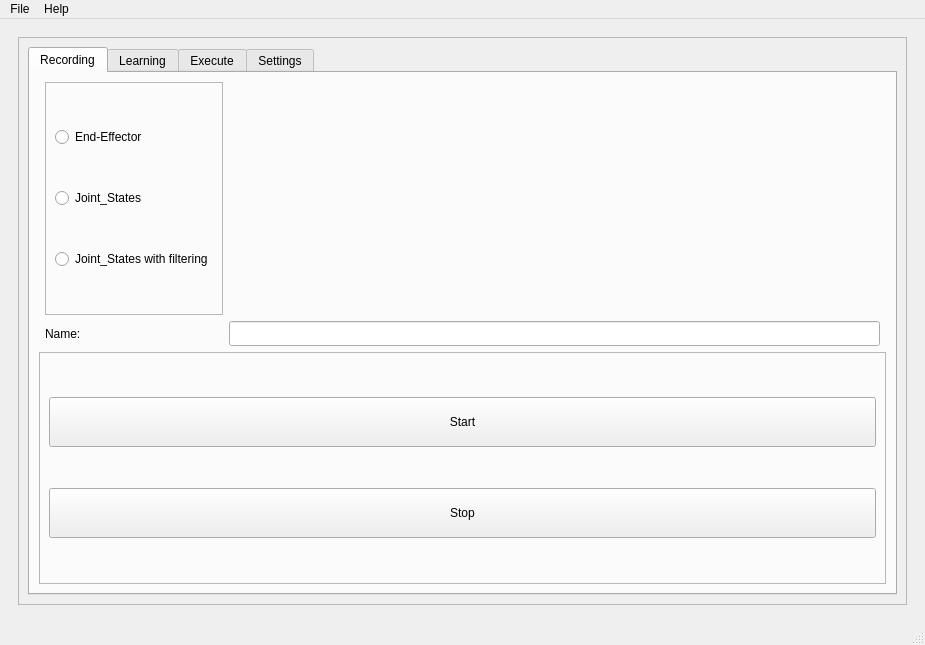
The window that script/ui_dmp.ui (eriksenroy/roy_dmp) describes before a commit, drawn with Qt 5.
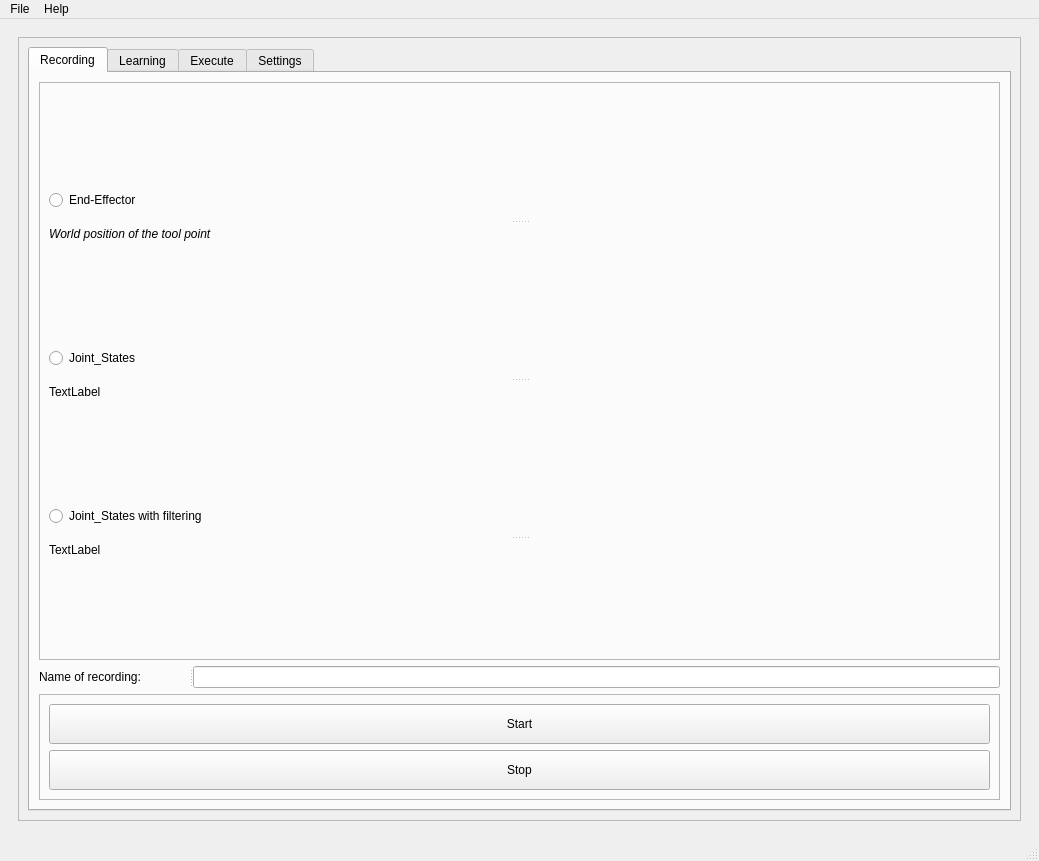
The same window after the commit. The open tabs and pages were chosen to show the change.

The edit to the form file:
```diff
--- a/script/ui_dmp.ui
+++ b/script/ui_dmp.ui
@@ -6,8 +6,8 @@
    <rect>
     <x>0</x>
     <y>0</y>
-    <width>925</width>
-    <height>645</height>
+    <width>1039</width>
+    <height>861</height>
    </rect>
   </property>
   <property name="windowTitle">
@@ -39,6 +39,12 @@
           <layout class="QGridLayout" name="gridLayout">
            <item row="0" column="0">
             <widget class="QTextEdit" name="textEdit">
+             <property name="font">
+              <font>
+               <weight>50</weight>
+               <bold>false</bold>
+              </font>
+             </property>
              <property name="readOnly">
               <bool>true</bool>
              </property>
@@ -71,8 +77,8 @@
           <property name="frameShadow">
            <enum>QFrame::Raised</enum>
           </property>
-          <layout class="QGridLayout" name="gridLayout_5">
-           <item row="0" column="0">
+          <layout class="QVBoxLayout" name="verticalLayout_2">
+           <item>
             <widget class="QFrame" name="frame_2">
              <property name="minimumSize">
               <size>
@@ -93,6 +99,12 @@
                  <enum>Qt::Horizontal</enum>
                 </property>
                 <widget class="QLabel" name="RobotIPLabel">
+                 <property name="maximumSize">
+                  <size>
+                   <width>150</width>
+                   <height>16777215</height>
+                  </size>
+                 </property>
                  <property name="text">
                   <string>Robot IP:</string>
                  </property>
@@ -131,7 +143,42 @@
              </layout>
             </widget>
            </item>
-           <item row="2" column="0">
+           <item>
+            <widget class="QSplitter" name="splitter_6">
+             <property name="orientation">
+              <enum>Qt::Horizontal</enum>
+             </property>
+             <widget class="QLabel" name="label">
+              <property name="maximumSize">
+               <size>
+                <width>150</width>
+                <height>150</height>
+               </size>
+              </property>
+              <property name="text">
+               <string>Robots:</string>
+              </property>
+             </widget>
+             <widget class="QComboBox" name="ChooseRobotcomboBox">
+              <item>
+               <property name="text">
+                <string>UR3</string>
+               </property>
+              </item>
+              <item>
+               <property name="text">
+                <string>UR5</string>
+               </property>
+              </item>
+              <item>
+               <property name="text">
+                <string>UR10</string>
+               </property>
+              </item>
+             </widget>
+            </widget>
+           </item>
+           <item>
             <widget class="QFrame" name="frame">
              <property name="minimumSize">
               <size>
@@ -151,16 +198,35 @@
                 <property name="minimumSize">
                  <size>
                   <width>0</width>
-                  <height>70</height>
+                  <height>40</height>
                  </size>
                 </property>
                 <property name="text">
-                 <string>Start</string>
+                 <string>Connect to Robot</string>
+                </property>
+               </widget>
+              </item>
+              <item>
+               <widget class="QPushButton" name="start_loadClasses_PB">
+                <property name="minimumSize">
+                 <size>
+                  <width>0</width>
+                  <height>40</height>
+                 </size>
+                </property>
+                <property name="text">
+                 <string>Start DMP application</string>
                 </property>
                </widget>
               </item>
               <item>
                <widget class="QPushButton" name="shutDownButton">
+                <property name="minimumSize">
+                 <size>
+                  <width>0</width>
+                  <height>40</height>
+                 </size>
+                </property>
                 <property name="text">
                  <string>Shutdown</string>
                 </property>
@@ -169,25 +235,6 @@
              </layout>
             </widget>
            </item>
-           <item row="1" column="0">
-            <widget class="QComboBox" name="ChooseRobotcomboBox">
-             <item>
-              <property name="text">
-               <string>UR3</string>
-              </property>
-             </item>
-             <item>
-              <property name="text">
-               <string>UR5</string>
-              </property>
-             </item>
-             <item>
-              <property name="text">
-               <string>UR10</string>
-              </property>
-             </item>
-            </widget>
-           </item>
           </layout>
          </widget>
         </item>
@@ -214,14 +261,147 @@
                <enum>QTabWidget::Rounded</enum>
               </property>
               <property name="currentIndex">
-               <number>2</number>
+               <number>0</number>
               </property>
               <widget class="QWidget" name="Recording_tab">
                <attribute name="title">
                 <string>Recording</string>
                </attribute>
-               <layout class="QGridLayout" name="gridLayout_19">
-                <item row="2" column="1" colspan="4">
+               <layout class="QVBoxLayout" name="verticalLayout_3">
+                <item>
+                 <widget class="QFrame" name="frame_23">
+                  <property name="frameShape">
+                   <enum>QFrame::StyledPanel</enum>
+                  </property>
+                  <property name="frameShadow">
+                   <enum>QFrame::Raised</enum>
+                  </property>
+                  <layout class="QGridLayout" name="gridLayout_5">
+                   <item row="0" column="0">
+                    <widget class="QSplitter" name="splitter_8">
+                     <property name="orientation">
+                      <enum>Qt::Vertical</enum>
+                     </property>
+                     <widget class="QRadioButton" name="rec_EE_radio_button">
+                      <property name="maximumSize">
+                       <size>
+                        <width>16777215</width>
+                        <height>40</height>
+                       </size>
+                      </property>
+                      <property name="text">
+                       <string>End-Effector</string>
+                      </property>
+                     </widget>
+                     <widget class="QLabel" name="label_2">
+                      <property name="maximumSize">
+                       <size>
+                        <width>16777215</width>
+                        <height>20</height>
+                       </size>
+                      </property>
+                      <property name="font">
+                       <font>
+                        <italic>true</italic>
+                       </font>
+                      </property>
+                      <property name="text">
+                       <string>World position of the tool point</string>
+                      </property>
+                     </widget>
+                    </widget>
+                   </item>
+                   <item row="1" column="0">
+                    <widget class="QSplitter" name="splitter_9">
+                     <property name="orientation">
+                      <enum>Qt::Vertical</enum>
+                     </property>
+                     <widget class="QRadioButton" name="rec_JS_radio_button">
+                      <property name="maximumSize">
+                       <size>
+                        <width>16777215</width>
+                        <height>40</height>
+                       </size>
+                      </property>
+                      <property name="text">
+                       <string>Joint_States</string>
+                      </property>
+                     </widget>
+                     <widget class="QLabel" name="label_3">
+                      <property name="maximumSize">
+                       <size>
+                        <width>16777215</width>
+                        <height>20</height>
+                       </size>
+                      </property>
+                      <property name="text">
+                       <string>TextLabel</string>
+                      </property>
+                     </widget>
+                    </widget>
+                   </item>
+                   <item row="2" column="0">
+                    <widget class="QSplitter" name="splitter_10">
+                     <property name="orientation">
+                      <enum>Qt::Vertical</enum>
+                     </property>
+                     <widget class="QRadioButton" name="rec_JS_Filter_radio_button">
+                      <property name="maximumSize">
+                       <size>
+                        <width>16777215</width>
+                        <height>40</height>
+                       </size>
+                      </property>
+                      <property name="text">
+                       <string>Joint_States with filtering</string>
+                      </property>
+                     </widget>
+                     <widget class="QLabel" name="label_4">
+                      <property name="maximumSize">
+                       <size>
+                        <width>16777215</width>
+                        <height>20</height>
+                       </size>
+                      </property>
+                      <property name="text">
+                       <string>TextLabel</string>
+                      </property>
+                     </widget>
+                    </widget>
+                   </item>
+                  </layout>
+                 </widget>
+                </item>
+                <item>
+                 <widget class="QSplitter" name="splitter_7">
+                  <property name="orientation">
+                   <enum>Qt::Horizontal</enum>
+                  </property>
+                  <widget class="QLabel" name="label_15">
+                   <property name="maximumSize">
+                    <size>
+                     <width>150</width>
+                     <height>16777215</height>
+                    </size>
+                   </property>
+                   <property name="text">
+                    <string>Name of recording:</string>
+                   </property>
+                  </widget>
+                  <widget class="QLineEdit" name="name_recording_line_edit">
+                   <property name="maximumSize">
+                    <size>
+                     <width>16777215</width>
+                     <height>25</height>
+                    </size>
+                   </property>
+                   <property name="text">
+                    <string/>
+                   </property>
+                  </widget>
+                 </widget>
+                </item>
+                <item>
                  <widget class="QFrame" name="frame_22">
                   <property name="frameShape">
                    <enum>QFrame::StyledPanel</enum>
@@ -229,13 +409,13 @@
                   <property name="frameShadow">
                    <enum>QFrame::Raised</enum>
                   </property>
-                  <layout class="QVBoxLayout" name="verticalLayout_11">
+                  <layout class="QVBoxLayout" name="verticalLayout_4">
                    <item>
                     <widget class="QPushButton" name="start_recording_button">
                      <property name="minimumSize">
                       <size>
                        <width>0</width>
-                       <height>50</height>
+                       <height>40</height>
                       </size>
                      </property>
                      <property name="text">
@@ -248,7 +428,7 @@
                      <property name="minimumSize">
                       <size>
                        <width>0</width>
-                       <height>50</height>
+                       <height>40</height>
                       </size>
                      </property>
                      <property name="text">
@@ -259,67 +439,14 @@
                   </layout>
                  </widget>
                 </item>
-                <item row="0" column="2">
-                 <widget class="QFrame" name="frame_23">
-                  <property name="frameShape">
-                   <enum>QFrame::StyledPanel</enum>
-                  </property>
-                  <property name="frameShadow">
-                   <enum>QFrame::Raised</enum>
-                  </property>
-                  <layout class="QVBoxLayout" name="verticalLayout_12">
-                   <item>
-                    <widget class="QRadioButton" name="rec_EE_radio_button">
-                     <property name="text">
-                      <string>End-Effector</string>
-                     </property>
-                    </widget>
-                   </item>
-                   <item>
-                    <widget class="QRadioButton" name="rec_JS_radio_button">
-                     <property name="text">
-                      <string>Joint_States</string>
-                     </property>
-                    </widget>
-                   </item>
-                   <item>
-                    <widget class="QRadioButton" name="rec_JS_Filter_radio_button">
-                     <property name="text">
-                      <string>Joint_States with filtering</string>
-                     </property>
-                    </widget>
-                   </item>
-                  </layout>
-                 </widget>
-                </item>
-                <item row="1" column="2">
-                 <widget class="QLabel" name="label_15">
-                  <property name="text">
-                   <string>Name:</string>
-                  </property>
-                 </widget>
-                </item>
-                <item row="1" column="3">
-                 <widget class="QLineEdit" name="name_recording_line_edit">
-                  <property name="maximumSize">
-                   <size>
-                    <width>16777215</width>
-                    <height>25</height>
-                   </size>
-                  </property>
-                  <property name="text">
-                   <string/>
-                  </property>
-                 </widget>
-                </item>
                </layout>
               </widget>
               <widget class="QWidget" name="Generate_tab">
                <attribute name="title">
                 <string>Learning</string>
                </attribute>
-               <layout class="QGridLayout" name="gridLayout_20">
-                <item row="0" column="0">
+               <layout class="QVBoxLayout" name="verticalLayout_6">
+                <item>
                  <widget class="QFrame" name="frame_26">
                   <property name="frameShape">
                    <enum>QFrame::StyledPanel</enum>
@@ -330,6 +457,12 @@
                   <layout class="QVBoxLayout" name="verticalLayout_15">
                    <item>
                     <widget class="QLabel" name="label_22">
+                     <property name="font">
+                      <font>
+                       <weight>75</weight>
+                       <bold>true</bold>
+                      </font>
+                     </property>
                      <property name="text">
                       <string>Type of recording to load</string>
                      </property>
@@ -337,6 +470,9 @@
                    </item>
                    <item>
                     <widget class="QRadioButton" name="load_EE_rec_radio_button">
+                     <property name="toolTip">
+                      <string>&lt;html&gt;&lt;head/&gt;&lt;body&gt;&lt;p&gt;world position of the tool point&lt;/p&gt;&lt;/body&gt;&lt;/html&gt;</string>
+                     </property>
                      <property name="text">
                       <string>End-Effector rec</string>
                      </property>
@@ -352,7 +488,7 @@
                   </layout>
                  </widget>
                 </item>
-                <item row="1" column="0">
+                <item>
                  <widget class="QFrame" name="frame_24">
                   <property name="frameShape">
                    <enum>QFrame::StyledPanel</enum>
@@ -360,7 +496,20 @@
                   <property name="frameShadow">
                    <enum>QFrame::Raised</enum>
                   </property>
-                  <layout class="QVBoxLayout" name="verticalLayout_13">
+                  <layout class="QVBoxLayout" name="verticalLayout_5">
+                   <item>
+                    <widget class="QLabel" name="label_5">
+                     <property name="font">
+                      <font>
+                       <weight>75</weight>
+                       <bold>true</bold>
+                      </font>
+                     </property>
+                     <property name="text">
+                      <string>DMP parameters</string>
+                     </property>
+                    </widget>
+                   </item>
                    <item>
                     <widget class="QSplitter" name="splitter_13">
                      <property name="orientation">
@@ -432,7 +581,7 @@
                   </layout>
                  </widget>
                 </item>
-                <item row="2" column="0">
+                <item>
                  <widget class="QFrame" name="frame_25">
                   <property name="frameShape">
                    <enum>QFrame::StyledPanel</enum>
@@ -480,8 +629,11 @@
                       </property>
                      </widget>
                      <widget class="QLineEdit" name="save_name_dmp_lineedit">
+                      <property name="text">
+                       <string/>
+                      </property>
                       <property name="placeholderText">
-                       <string>ex: recording_start_goal_with</string>
+                       <string>Default: Same name as recording unless specified</string>
                       </property>
                      </widget>
                     </widget>
@@ -489,7 +641,7 @@
                   </layout>
                  </widget>
                 </item>
-                <item row="3" column="0">
+                <item>
                  <widget class="QFrame" name="frame_27">
                   <property name="frameShape">
                    <enum>QFrame::StyledPanel</enum>
@@ -569,8 +721,14 @@
                        </property>
                       </widget>
                       <widget class="QPushButton" name="set_active_DMP_pushButton">
+                       <property name="minimumSize">
+                        <size>
+                         <width>0</width>
+                         <height>0</height>
+                        </size>
+                       </property>
                        <property name="text">
-                        <string>set_dmp</string>
+                        <string>set_active_dmp</string>
                        </property>
                       </widget>
                      </widget>
@@ -820,13 +978,20 @@
                          <enum>QFrame::Raised</enum>
                         </property>
                         <layout class="QGridLayout" name="gridLayout_30">
-                         <item row="0" column="0">
+                         <item row="1" column="0">
                           <widget class="QPushButton" name="execute_plan_pushButton">
                            <property name="text">
                             <string>EXECUTE PLAN</string>
                            </property>
                           </widget>
                          </item>
+                         <item row="0" column="0">
+                          <widget class="QPushButton" name="execute_collisionCheck_PB">
+                           <property name="text">
+                            <string>Check collisions</string>
+                           </property>
+                          </widget>
+                         </item>
                         </layout>
                        </widget>
                       </item>
@@ -904,7 +1069,7 @@
     <rect>
      <x>0</x>
      <y>0</y>
-     <width>925</width>
+     <width>1039</width>
      <height>22</height>
     </rect>
    </property>
@@ -912,6 +1077,7 @@
     <property name="title">
      <string>File</string>
     </property>
+    <addaction name="actionHome"/>
    </widget>
    <widget class="QMenu" name="menuHelp">
     <property name="title">
@@ -922,6 +1088,11 @@
    <addaction name="menuHelp"/>
   </widget>
   <widget class="QStatusBar" name="statusbar"/>
+  <action name="actionHome">
+   <property name="text">
+    <string>Home</string>
+   </property>
+  </action>
  </widget>
  <resources/>
  <connections/>
```
